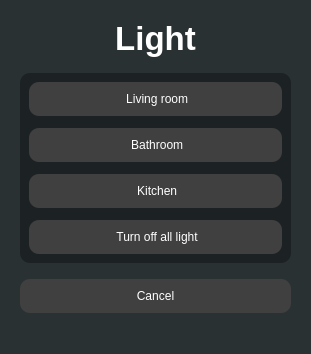
The window that client/UI/light.ui (Inso4ka/CL-system) describes before a commit, drawn with Qt 5.
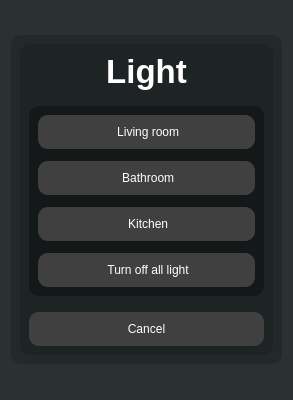
The same window after the commit. Icons and pictures are not drawn.

What changed in the file:
```diff
--- a/client/UI/light.ui
+++ b/client/UI/light.ui
@@ -6,8 +6,8 @@
    <rect>
     <x>0</x>
     <y>0</y>
-    <width>311</width>
-    <height>354</height>
+    <width>293</width>
+    <height>400</height>
    </rect>
   </property>
   <property name="windowTitle">
@@ -16,7 +16,33 @@
   <property name="styleSheet">
    <string notr="true">background-color: rgb(41, 49, 51);</string>
   </property>
-  <layout class="QVBoxLayout" name="verticalLayout_3">
+  <layout class="QVBoxLayout" name="verticalLayout_5">
+   <item>
+    <spacer name="verticalSpacer_2">
+     <property name="orientation">
+      <enum>Qt::Vertical</enum>
+     </property>
+     <property name="sizeHint" stdset="0">
+      <size>
+       <width>20</width>
+       <height>40</height>
+      </size>
+     </property>
+    </spacer>
+   </item>
+   <item>
+    <widget class="QFrame" name="frame_2">
+     <property name="styleSheet">
+      <string notr="true">background-color: rgba(0, 0, 0, 40);
+border-radius: 10px;</string>
+     </property>
+     <property name="frameShape">
+      <enum>QFrame::StyledPanel</enum>
+     </property>
+     <property name="frameShadow">
+      <enum>QFrame::Raised</enum>
+     </property>
+     <layout class="QVBoxLayout" name="verticalLayout_4">
    <item>
     <widget class="QWidget" name="widget" native="true">
      <layout class="QVBoxLayout" name="verticalLayout_2">
@@ -32,7 +58,9 @@
          </font>
         </property>
         <property name="styleSheet">
-         <string notr="true">color: white;</string>
+            <string notr="true">color: white;
+background-color : transparent; 
+border: none; </string>
         </property>
         <property name="text">
          <string>Light</string>
@@ -202,6 +230,9 @@
          <iconset resource="../res.qrc">
           <normaloff>:/icons/close.png</normaloff>:/icons/close.png</iconset>
         </property>
+          </widget>
+         </item>
+        </layout>
        </widget>
       </item>
      </layout>
```
Lines whose indentation alone changed are shown as unchanged.
